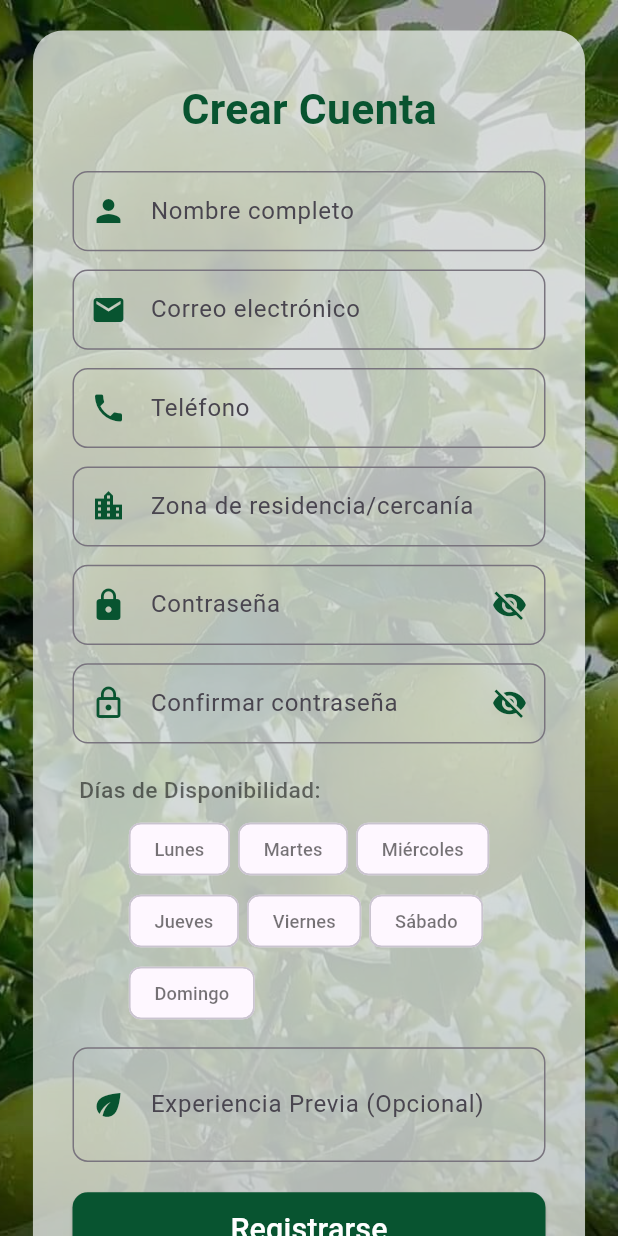
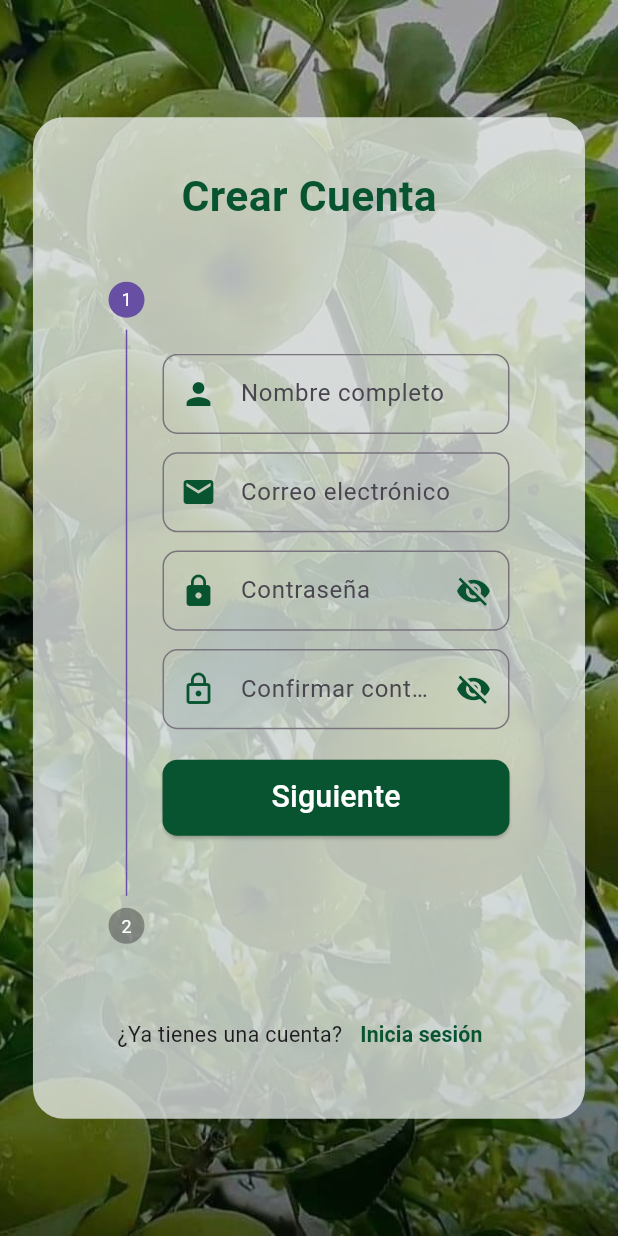
Before and after one commit to LudNieto/Huertix-Project, a Flutter app: the screen it shows after launch, after a tap on "Regístrate", on a phone screen of 412 x 824 dp. Run offline on Flutter 3.47's test engine with Material 3 defaults, Android fonts, the light colour scheme and no system bars; our stand-ins replace cloud_firestore, dartz, equatable, firebase_auth, firebase_core, flutter_screenutil and 2 more; accounts and stored records are empty; Roboto replaces fonts that are missing (Jua).

Commit message:
agg steper al registerScreen

```diff
--- a/lib/features/auth/presentation/register_screen.dart
+++ b/lib/features/auth/presentation/register_screen.dart
@@ -1,10 +1,10 @@
 import 'package:flutter/material.dart';
 import 'package:huertix_project/features/auth/config/auth_provider.dart';
 import 'package:huertix_project/features/auth/presentation/widgets/auth_screen_card.dart';
+import 'package:huertix_project/features/auth/presentation/login_screen.dart';
 import 'package:provider/provider.dart';
 import 'package:flutter_screenutil/flutter_screenutil.dart';
 import 'package:google_fonts/google_fonts.dart';
-
 
 class RegisterScreen extends StatefulWidget {
   const RegisterScreen({super.key});
@@ -22,8 +22,17 @@ class _RegisterScreenState extends State<RegisterScreen> {
   final _passwordController = TextEditingController();
   final _confirmPasswordController = TextEditingController();
   final _experienceController = TextEditingController();
+  int _currentStep = 0;
 
-  final List<String> _allAvailableDays = ['Lunes', 'Martes', 'Miércoles', 'Jueves', 'Viernes', 'Sábado', 'Domingo'];
+  final List<String> _allAvailableDays = [
+    'Lunes',
+    'Martes',
+    'Miércoles',
+    'Jueves',
+    'Viernes',
+    'Sábado',
+    'Domingo',
+  ];
   final List<String> _selectedDays = [];
 
   bool _obscurePassword = true;
@@ -43,7 +52,11 @@ class _RegisterScreenState extends State<RegisterScreen> {
     if (_formKey.currentState!.validate()) {
       if (_selectedDays.isEmpty) {
         ScaffoldMessenger.of(context).showSnackBar(
-          const SnackBar(content: Text('Por favor, selecciona al menos un día de disponibilidad.')),
+          const SnackBar(
+            content: Text(
+              'Por favor, selecciona al menos un día de disponibilidad.',
+            ),
+          ),
         );
         return;
       }
@@ -54,14 +67,18 @@ class _RegisterScreenState extends State<RegisterScreen> {
         phone: _phoneController.text.trim(),
         residentialZone: _zoneController.text.trim(),
         availabilityDays: _selectedDays,
-            previousExperience: _experienceController.text.trim().isNotEmpty
+        previousExperience:
+            _experienceController.text.trim().isNotEmpty
                 ? _experienceController.text.trim()
                 : null,
       );
     }
   }
 
-  InputDecoration _buildInputDecoration(String labelText, IconData prefixIconData) {
+  InputDecoration _buildInputDecoration(
+    String labelText,
+    IconData prefixIconData,
+  ) {
     return InputDecoration(
       labelText: labelText,
       prefixIcon: Icon(prefixIconData, color: primaryAuthColor),
@@ -78,10 +95,14 @@ class _RegisterScreenState extends State<RegisterScreen> {
   Widget build(BuildContext context) {
     final authProvider = context.watch<AuthProvider>();
 
-    if (authProvider.status == AuthStatus.failure && authProvider.errorMessage != null) {
+    if (authProvider.status == AuthStatus.failure &&
+        authProvider.errorMessage != null) {
       WidgetsBinding.instance.addPostFrameCallback((_) {
         ScaffoldMessenger.of(context).showSnackBar(
-          SnackBar(content: Text(authProvider.errorMessage!), backgroundColor: Colors.redAccent),
+          SnackBar(
+            content: Text(authProvider.errorMessage!),
+            backgroundColor: Colors.redAccent,
+          ),
         );
         context.read<AuthProvider>().resetError();
       });
@@ -89,7 +110,10 @@ class _RegisterScreenState extends State<RegisterScreen> {
     if (authProvider.status == AuthStatus.authenticated) {
       WidgetsBinding.instance.addPostFrameCallback((_) {
         ScaffoldMessenger.of(context).showSnackBar(
-                const SnackBar(content: Text('¡Registro exitoso! Iniciando sesión...'), backgroundColor: Colors.green),
+          const SnackBar(
+            content: Text('¡Registro exitoso! Iniciando sesión...'),
+            backgroundColor: Colors.green,
+          ),
         );
       });
     }
@@ -101,55 +125,74 @@ class _RegisterScreenState extends State<RegisterScreen> {
         children: [
           Text(
             'Crear Cuenta',
-            style: GoogleFonts.jua(fontSize: 28.sp, fontWeight: FontWeight.bold, color: primaryAuthColor),
+            style: GoogleFonts.jua(
+              fontSize: 28.sp,
+              fontWeight: FontWeight.bold,
+              color: primaryAuthColor,
             ),
-          SizedBox(height: 20.h),
+          ),
+          SizedBox(height: 12.h),
+          Stepper(
+            currentStep: _currentStep,
+            controlsBuilder: (context, details) => const SizedBox.shrink(),
+            onStepTapped: (index) => setState(() => _currentStep = index),
+            steps: [
+              Step(
+                title: const Text('', style: TextStyle(fontSize: 0)),
+                content: Column(
+                  children: [
                     TextFormField(
                       controller: _fullNameController,
-            decoration: _buildInputDecoration('Nombre completo', Icons.person),
+                      decoration: _buildInputDecoration(
+                        'Nombre completo',
+                        Icons.person,
+                      ),
                       style: TextStyle(fontSize: 15.sp),
-            validator: (value) => value!.isEmpty ? 'Campo requerido' : null,
+                      validator:
+                          (value) => value!.isEmpty ? 'Campo requerido' : null,
                     ),
                     SizedBox(height: 12.h),
                     TextFormField(
                       controller: _emailController,
-            decoration: _buildInputDecoration('Correo electrónico', Icons.email),
+                      decoration: _buildInputDecoration(
+                        'Correo electrónico',
+                        Icons.email,
+                      ),
+                      keyboardType: TextInputType.emailAddress,
                       style: TextStyle(fontSize: 15.sp),
-            keyboardType: TextInputType.emailAddress,
                       validator: (value) {
-              if (value == null || value.isEmpty) return 'Campo requerido';
-              if (!value.contains('@') || !value.contains('.')) return 'Correo inválido';
+                        if (value == null || value.isEmpty)
+                          return 'Campo requerido';
+                        if (!value.contains('@') || !value.contains('.'))
+                          return 'Correo inválido';
                         return null;
                       },
                     ),
                     SizedBox(height: 12.h),
                     TextFormField(
-            controller: _phoneController,
-            decoration: _buildInputDecoration('Teléfono', Icons.phone),
-            style: TextStyle(fontSize: 15.sp),
-            keyboardType: TextInputType.phone,
-            validator: (value) => value!.isEmpty ? 'Campo requerido' : null,
-          ),
-          SizedBox(height: 12.h),
-          TextFormField(
-            controller: _zoneController,
-            decoration: _buildInputDecoration('Zona de residencia/cercanía', Icons.location_city),
-            style: TextStyle(fontSize: 15.sp),
-            validator: (value) => value!.isEmpty ? 'Campo requerido' : null,
-          ),
-          SizedBox(height: 12.h),
-          TextFormField(
                       controller: _passwordController,
                       obscureText: _obscurePassword,
-            decoration: _buildInputDecoration('Contraseña', Icons.lock).copyWith(
+                      decoration: _buildInputDecoration(
+                        'Contraseña',
+                        Icons.lock,
+                      ).copyWith(
                         suffixIcon: IconButton(
-                icon: Icon(_obscurePassword ? Icons.visibility_off : Icons.visibility, color: primaryAuthColor),
-                onPressed: () => setState(() => _obscurePassword = !_obscurePassword),
+                          icon: Icon(
+                            _obscurePassword
+                                ? Icons.visibility_off
+                                : Icons.visibility,
+                            color: primaryAuthColor,
+                          ),
+                          onPressed:
+                              () => setState(
+                                () => _obscurePassword = !_obscurePassword,
+                              ),
                         ),
                       ),
                       style: TextStyle(fontSize: 15.sp),
                       validator: (value) {
-              if (value == null || value.isEmpty) return 'Campo requerido';
+                        if (value == null || value.isEmpty)
+                          return 'Campo requerido';
                         if (value.length < 6) return 'Mínimo 6 caracteres';
                         return null;
                       },
@@ -158,57 +201,171 @@ class _RegisterScreenState extends State<RegisterScreen> {
                     TextFormField(
                       controller: _confirmPasswordController,
                       obscureText: _obscureConfirmPassword,
-            decoration: _buildInputDecoration('Confirmar contraseña', Icons.lock_outline).copyWith(
+                      decoration: _buildInputDecoration(
+                        'Confirmar contraseña',
+                        Icons.lock_outline,
+                      ).copyWith(
                         suffixIcon: IconButton(
-                icon: Icon(_obscureConfirmPassword ? Icons.visibility_off : Icons.visibility, color: primaryAuthColor),
-                onPressed: () => setState(() => _obscureConfirmPassword = !_obscureConfirmPassword),
+                          icon: Icon(
+                            _obscureConfirmPassword
+                                ? Icons.visibility_off
+                                : Icons.visibility,
+                            color: primaryAuthColor,
+                          ),
+                          onPressed:
+                              () => setState(
+                                () =>
+                                    _obscureConfirmPassword =
+                                        !_obscureConfirmPassword,
+                              ),
                         ),
                       ),
                       style: TextStyle(fontSize: 15.sp),
                       validator: (value) {
-              if (value == null || value.isEmpty) return 'Campo requerido';
-              if (value != _passwordController.text) return 'Las contraseñas no coinciden';
+                        if (value == null || value.isEmpty)
+                          return 'Campo requerido';
+                        if (value != _passwordController.text)
+                          return 'Las contraseñas no coinciden';
                         return null;
                       },
+                    ),
+                    SizedBox(height: 20.h),
+                    SizedBox(
+                      width: double.infinity,
+                      height: 50.h,
+                      child: ElevatedButton(
+                        onPressed: () => setState(() => _currentStep = 1),
+                        style: ElevatedButton.styleFrom(
+                          backgroundColor: primaryAuthColor,
+                          shape: RoundedRectangleBorder(
+                            borderRadius: BorderRadius.circular(10.r),
+                          ),
+                        ),
+                        child: Text(
+                          'Siguiente',
+                          style: GoogleFonts.jua(
+                            fontSize: 20.sp,
+                            color: Colors.white,
+                          ),
+                        ),
+                      ),
+                    ),
+                  ],
+                ),
+                isActive: _currentStep >= 0,
+              ),
+              Step(
+                title: const Text('', style: TextStyle(fontSize: 0)),
+                content: Column(
+                  children: [
+                    TextFormField(
+                      controller: _phoneController,
+                      decoration: _buildInputDecoration(
+                        'Teléfono',
+                        Icons.phone,
+                      ),
+                      keyboardType: TextInputType.phone,
+                      style: TextStyle(fontSize: 15.sp),
+                      validator:
+                          (value) => value!.isEmpty ? 'Campo requerido' : null,
+                    ),
+                    SizedBox(height: 12.h),
+                    TextFormField(
+                      controller: _zoneController,
+                      decoration: _buildInputDecoration(
+                        'Zona de residencia/cercanía',
+                        Icons.location_city,
+                      ),
+                      style: TextStyle(fontSize: 15.sp),
+                      validator:
+                          (value) => value!.isEmpty ? 'Campo requerido' : null,
                     ),
                     SizedBox(height: 12.h),
                     Align(
                       alignment: Alignment.centerLeft,
                       child: Padding(
-              padding: EdgeInsets.only(top:8.h, bottom: 4.h, left: 4.w),
-              child: Text('Días de Disponibilidad:', style: TextStyle(fontSize: 15.sp, color: Colors.black54, fontWeight: FontWeight.w500)),
-            )
+                        padding: EdgeInsets.only(
+                          top: 8.h,
+                          bottom: 4.h,
+                          left: 4.w,
+                        ),
+                        child: Text(
+                          'Días de Disponibilidad:',
+                          style: TextStyle(
+                            fontSize: 15.sp,
+                            color: Colors.black54,
+                            fontWeight: FontWeight.w500,
+                          ),
+                        ),
+                      ),
                     ),
                     Wrap(
-            spacing: 5.w, runSpacing: 0,
-            children: _allAvailableDays.map((day) => ChoiceChip(
-              label: Text(day, style: TextStyle(fontSize: 12.sp)),
+                      spacing: 5.w,
+                      children:
+                          _allAvailableDays.map((day) {
+                            return ChoiceChip(
+                              label: Text(
+                                day,
+                                style: TextStyle(fontSize: 12.sp),
+                              ),
                               selected: _selectedDays.contains(day),
                               selectedColor: primaryAuthColor.withOpacity(0.8),
-              labelStyle: TextStyle(color: _selectedDays.contains(day) ? Colors.white : Colors.black54),
+                              labelStyle: TextStyle(
+                                color:
+                                    _selectedDays.contains(day)
+                                        ? Colors.white
+                                        : Colors.black54,
+                              ),
                               checkmarkColor: Colors.white,
-              onSelected: (selected) => setState(() => selected ? _selectedDays.add(day) : _selectedDays.remove(day)),
-            )).toList(),
+                              onSelected:
+                                  (selected) => setState(() {
+                                    selected
+                                        ? _selectedDays.add(day)
+                                        : _selectedDays.remove(day);
+                                  }),
+                            );
+                          }).toList(),
                     ),
                     SizedBox(height: 12.h),
                     TextFormField(
                       controller: _experienceController,
-            decoration: _buildInputDecoration('Experiencia Previa (Opcional)', Icons.eco),
-            style: TextStyle(fontSize: 15.sp), maxLines: 2,
+                      decoration: _buildInputDecoration(
+                        'Experiencia Previa (Opcional)',
+                        Icons.eco,
+                      ),
+                      style: TextStyle(fontSize: 15.sp),
+                      maxLines: 2,
                     ),
                     SizedBox(height: 20.h),
                     authProvider.isLoading
-              ? const CircularProgressIndicator(color: primaryAuthColor)
+                        ? const CircularProgressIndicator(
+                          color: primaryAuthColor,
+                        )
                         : SizedBox(
-                  width: double.infinity, height: 50.h,
+                          width: double.infinity,
+                          height: 50.h,
                           child: ElevatedButton(
                             onPressed: () => _register(context),
                             style: ElevatedButton.styleFrom(
                               backgroundColor: primaryAuthColor,
-                      shape: RoundedRectangleBorder(borderRadius: BorderRadius.circular(10.r)),
+                              shape: RoundedRectangleBorder(
+                                borderRadius: BorderRadius.circular(10.r),
                               ),
-                    child: Text('Registrarse', style: GoogleFonts.jua(fontSize: 20.sp, color: Colors.white)),
                             ),
+                            child: Text(
+                              'Registrarse',
+                              style: GoogleFonts.jua(
+                                fontSize: 20.sp,
+                                color: Colors.white,
+                              ),
+                            ),
+                          ),
+                        ),
+                  ],
+                ),
+                isActive: _currentStep >= 1,
+              ),
+            ],
           ),
           SizedBox(height: 12.h),
           Row(
@@ -216,8 +373,23 @@ class _RegisterScreenState extends State<RegisterScreen> {
             children: [
               Text('¿Ya tienes una cuenta?', style: TextStyle(fontSize: 14.sp)),
               TextButton(
-                onPressed: authProvider.isLoading ? null : () => Navigator.pop(context),
-                child: Text('Inicia sesión', style: TextStyle(color: primaryAuthColor, fontWeight: FontWeight.bold, fontSize: 14.sp)),
+                onPressed:
+                    authProvider.isLoading
+                        ? null
+                        : () => Navigator.push(
+                          context,
+                          MaterialPageRoute(
+                            builder: (context) => const LoginScreen(),
+                          ),
+                        ),
+                child: Text(
+                  'Inicia sesión',
+                  style: TextStyle(
+                    color: primaryAuthColor,
+                    fontWeight: FontWeight.bold,
+                    fontSize: 14.sp,
+                  ),
+                ),
               ),
             ],
           ),
@@ -226,7 +398,8 @@ class _RegisterScreenState extends State<RegisterScreen> {
     );
 
     return AuthScreenCard.AuthScreenCard(
-      backgroundImagePath: 'assets/images/register_bg.jpeg', // Tu imagen de fondo para registro
+      backgroundImagePath:
+          'assets/images/register_bg.jpeg', // Tu imagen de fondo para registro
       cardChild: formContent,
     );
   }
```
Lines whose indentation alone changed are shown as unchanged.
